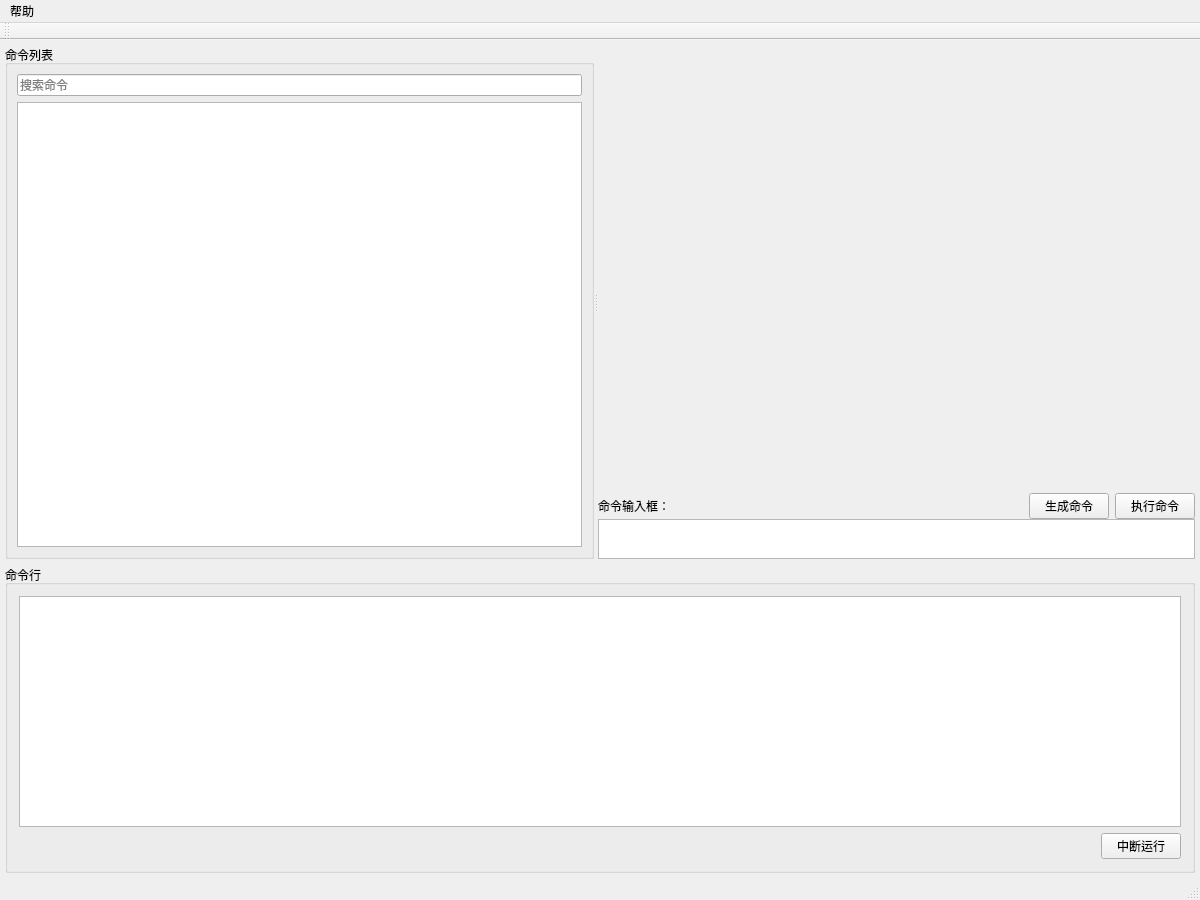
Above: src/EasyCmd/MainWindow.ui from doasyourself/EasyCmd before the change. Below: the same form after it.
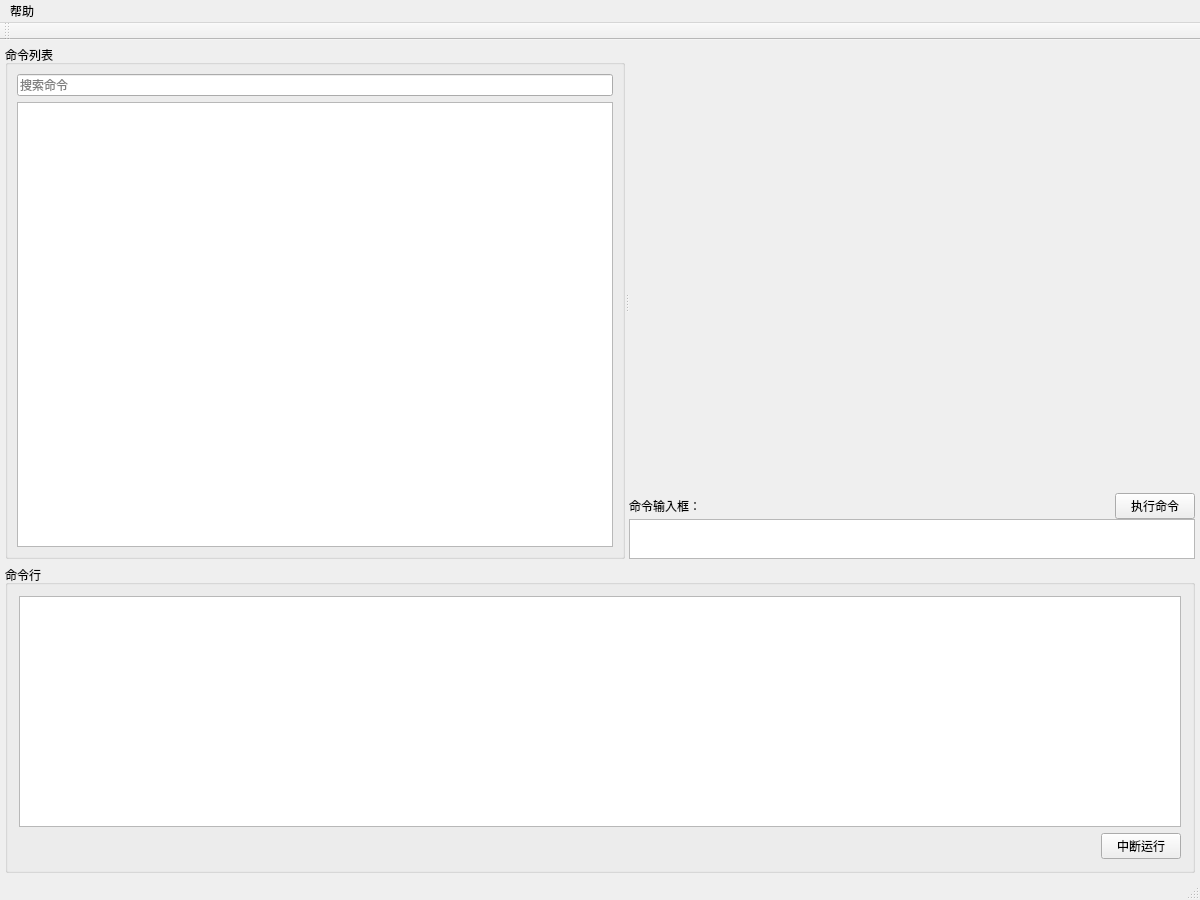
That is the form after the change.

Commit message: 去除生成命令按钮，自动生成命令，减少操作步骤。

Patch:
```diff
--- a/src/EasyCmd/MainWindow.ui
+++ b/src/EasyCmd/MainWindow.ui
@@ -172,13 +172,6 @@
                </property>
               </spacer>
              </item>
-             <item>
-              <widget class="QPushButton" name="pushButton_genCmd">
-               <property name="text">
-                <string>生成命令</string>
-               </property>
-              </widget>
-             </item>
              <item>
               <widget class="QPushButton" name="pushButton_execCmd">
                <property name="text">
```
The commit also changes 12 other files.
